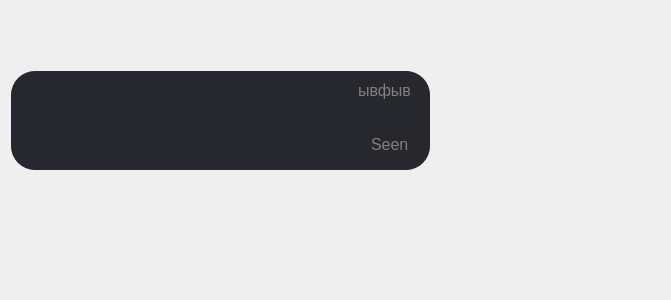
DmitryGorny/Zcord, file Zcord/GUI/Chat/ServiceMessage.ui: the form before one commit.
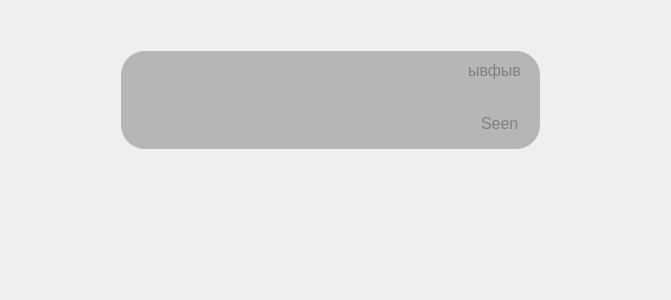
The form after the commit.

```diff
--- a/Zcord/GUI/Chat/ServiceMessage.ui
+++ b/Zcord/GUI/Chat/ServiceMessage.ui
@@ -16,33 +16,33 @@
   <widget class="QFrame" name="Message_">
    <property name="geometry">
     <rect>
-     <x>10</x>
-     <y>70</y>
+     <x>120</x>
+     <y>50</y>
      <width>421</width>
-     <height>101</height>
+     <height>100</height>
     </rect>
    </property>
    <property name="sizePolicy">
-    <sizepolicy hsizetype="Expanding" vsizetype="Fixed">
+    <sizepolicy hsizetype="Expanding" vsizetype="Preferred">
      <horstretch>0</horstretch>
      <verstretch>0</verstretch>
     </sizepolicy>
    </property>
    <property name="minimumSize">
     <size>
-     <width>400</width>
-     <height>90</height>
+     <width>0</width>
+     <height>100</height>
     </size>
    </property>
    <property name="maximumSize">
     <size>
      <width>16777215</width>
-     <height>220</height>
+     <height>100</height>
     </size>
    </property>
    <property name="styleSheet">
     <string notr="true">QFrame {
-background-color:rgba(38,40,45,255);
+background-color:rgba(56, 56, 56, 80);
 border-radius:25%;
 border:2px solid transparent;
 }
@@ -51,7 +51,7 @@
 	border:none;
 }</string>
    </property>
-   <layout class="QVBoxLayout" name="Message" stretch="1,3,1">
+   <layout class="QVBoxLayout" name="Message" stretch="1,0,1">
     <property name="spacing">
      <number>2</number>
     </property>
@@ -69,8 +69,15 @@
         <verstretch>0</verstretch>
        </sizepolicy>
       </property>
+      <property name="minimumSize">
+       <size>
+        <width>30</width>
+        <height>0</height>
+       </size>
+      </property>
       <property name="styleSheet">
-       <string notr="true">border:none;</string>
+       <string notr="true">border:none;
+background-color:none;</string>
       </property>
       <layout class="QHBoxLayout" name="_2">
        <property name="spacing">
@@ -114,12 +121,17 @@
       <property name="styleSheet">
        <string notr="true">color:white;
 font-size:16px;
-margin-left:30px;
-border:none;</string>
+border:none;
+background-color:none;
+
+</string>
       </property>
       <property name="text">
        <string/>
       </property>
+      <property name="alignment">
+       <set>Qt::AlignCenter</set>
+      </property>
      </widget>
     </item>
     <item>
@@ -139,6 +151,7 @@
       <property name="styleSheet">
        <string notr="true">border:none;
 margin:0px;
+background-color:none;
 padding:0px;</string>
       </property>
       <layout class="QHBoxLayout" name="horizontalLayout">
```
